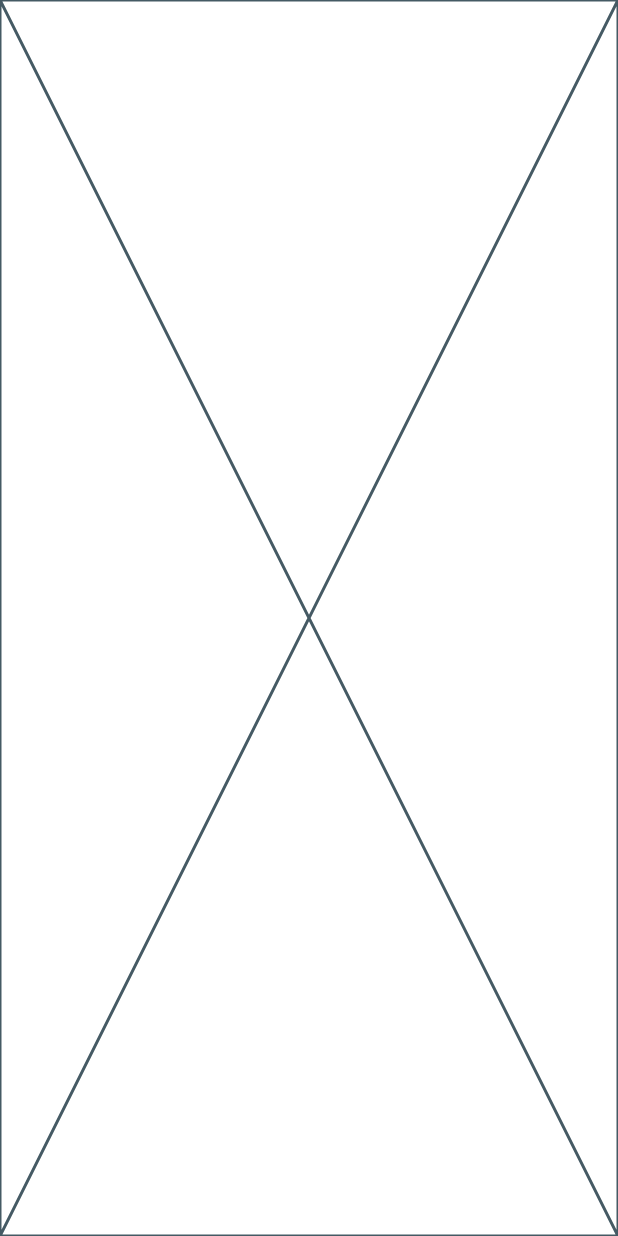
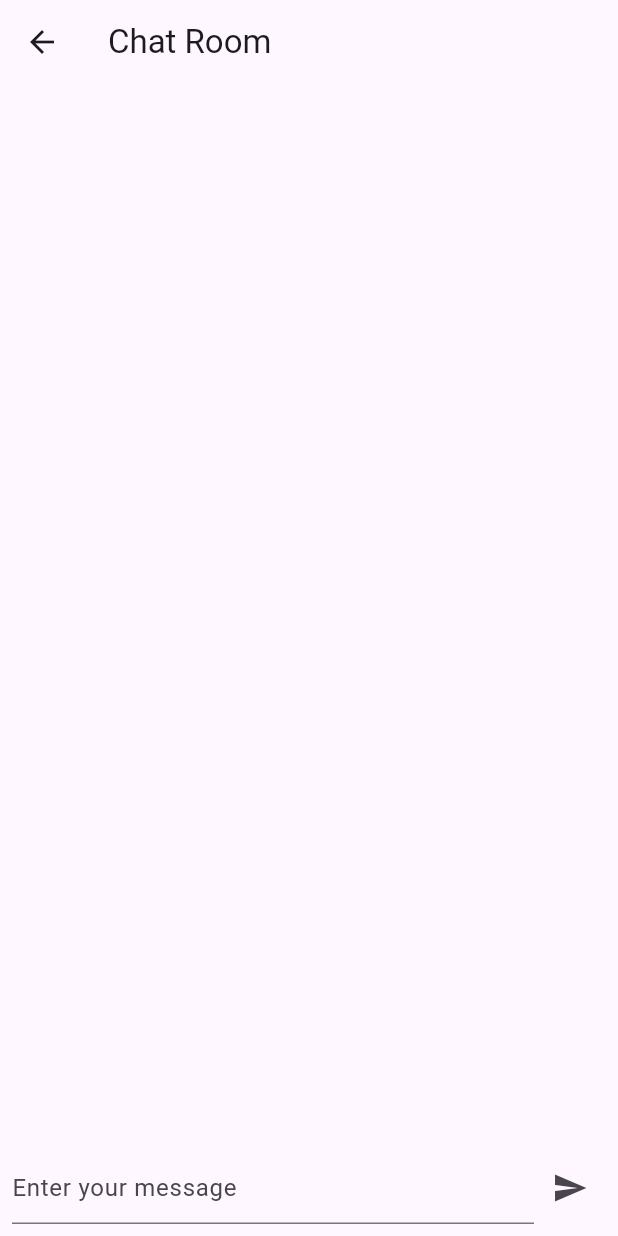
Before and after one commit to NAMHAUK/Eomeonada, a Flutter app: the ChatType screen opened directly, after a tap on "AI 끼리만 채팅", on a phone screen of 412 x 824 dp. Run offline on Flutter 3.47's test engine with Material 3 defaults, Android fonts, the light colour scheme and no system bars.

```diff
--- a/lib/ChatType.dart
+++ b/lib/ChatType.dart
@@ -1,6 +1,7 @@
 import 'package:eomeonada/ChoosingAI_IncludeMe.dart';
 import 'package:eomeonada/ChoosingAI_OnlyAI.dart';
 import 'package:flutter/material.dart';
+import 'ChatingRoom.dart';
 
 class ChatType extends StatelessWidget {
   const ChatType({super.key});
@@ -37,7 +38,7 @@ class ChatType extends StatelessWidget {
             ElevatedButton(
               style: buttonStyle,
               onPressed: (){
-                Navigator.push(context, MaterialPageRoute(builder: (context) => ChoosingAI_OnlyAI()));
+                Navigator.push(context, MaterialPageRoute(builder: (context) => ChatPage()));
               },
               child: Text("AI 끼리만 채팅")
             )
--- /dev/null
+++ b/lib/ChatingRoom.dart
@@ -0,0 +1,124 @@
+import 'package:flutter/material.dart';
+import 'package:provider/provider.dart';
+
+// ChatProvider는 상태 관리를 위한 클래스입니다.
+class ChatProvider with ChangeNotifier {
+  List<ChatMessage> _messages = [];
+
+  List<ChatMessage> get messages => _messages;
+
+  void sendMessage(String text) {
+    _messages.add(ChatMessage(text: text, isMe: true));
+    notifyListeners();
+  }
+}
+
+class ChatMessage {
+  final String text;
+  final bool isMe;
+
+  ChatMessage({required this.text, required this.isMe});
+}
+
+// 채팅 메시지를 말풍선 형태로 보여주는 위젯입니다.
+class ChatBubble extends StatelessWidget {
+  final ChatMessage message;
+  final bool isMe;
+
+  const ChatBubble({required this.message, required this.isMe});
+
+  @override
+  Widget build(BuildContext context) {
+    return Align(
+      alignment: isMe ? Alignment.centerRight : Alignment.centerLeft,
+      child: Container(
+        margin: EdgeInsets.symmetric(vertical: 5, horizontal: 10),
+        padding: EdgeInsets.symmetric(vertical: 10, horizontal: 14),
+        decoration: BoxDecoration(
+          color: isMe ? Colors.green[200] : Colors.grey[300],
+          borderRadius: BorderRadius.only(
+            topLeft: Radius.circular(12),
+            topRight: Radius.circular(12),
+            bottomLeft: isMe ? Radius.circular(12) : Radius.circular(0),
+            bottomRight: isMe ? Radius.circular(0) : Radius.circular(12),
+          ),
+        ),
+        child: Text(
+          message.text,
+          style: TextStyle(color: Colors.black),
+        ),
+      ),
+    );
+  }
+}
+
+class ChatPage extends StatelessWidget {
+  @override
+  Widget build(BuildContext context) {
+    return ChangeNotifierProvider(
+      create: (context) => ChatProvider(),
+      child: Scaffold(
+        appBar: AppBar(
+          title: Text('Chat Room'),
+        ),
+        body: Column(
+          children: <Widget>[
+            Expanded(
+              child: Consumer<ChatProvider>(
+                builder: (context, chatProvider, child) {
+                  return ListView.builder(
+                    // reverse를 false로 설정하여 메시지가 위에서 아래로 쌓이도록
+                    reverse: false,
+                    itemCount: chatProvider.messages.length,
+                    itemBuilder: (context, index) {
+                      final message = chatProvider.messages[index];
+                      return ChatBubble(
+                        message: message,
+                        isMe: message.isMe,
+                      );
+                    },
+                  );
+                },
+              ),
+            ),
+            Padding(
+              padding: const EdgeInsets.all(8.0),
+              child: ChatInputField(),
+            ),
+          ],
+        ),
+      ),
+    );
+  }
+}
+
+class ChatInputField extends StatelessWidget {
+  @override
+  Widget build(BuildContext context) {
+    final TextEditingController _controller = TextEditingController();
+
+    return Row(
+      children: <Widget>[
+        Expanded(
+          child: TextField(
+            controller: _controller,
+            decoration: InputDecoration(
+              hintText: 'Enter your message',
+            ),
+          ),
+        ),
+        IconButton(
+          icon: Icon(Icons.send),
+          onPressed: () {
+            final messageText = _controller.text;
+            if (messageText.isNotEmpty) {
+              Provider.of<ChatProvider>(context, listen: false)
+                  .sendMessage(messageText);
+              _controller.clear();
+            }
+          },
+        ),
+      ],
+    );
+  }
+}
--- /dev/null
+++ b/lib/chat_provider.dart
@@ -0,0 +1,19 @@
+import 'package:flutter/foundation.dart';
+
+class ChatMessage {
+  final String text;
+  final bool isMe;
+
+  ChatMessage({required this.text, required this.isMe});
+}
+
+class ChatProvider with ChangeNotifier {
+  List<ChatMessage> _messages = [];
+
+  List<ChatMessage> get messages => _messages;
+
+  void sendMessage(String text) {
+    _messages.insert(0, ChatMessage(text: text, isMe: true));
+    notifyListeners();
+  }
+}
--- a/pubspec.yaml
+++ b/pubspec.yaml
@@ -30,7 +30,7 @@ environment:
 dependencies:
   flutter:
     sdk: flutter
-
+  provider: ^6.0.3
 
   # The following adds the Cupertino Icons font to your application.
   # Use with the CupertinoIcons class for iOS style icons.
```
Also changed, not shown: pubspec.lock.
